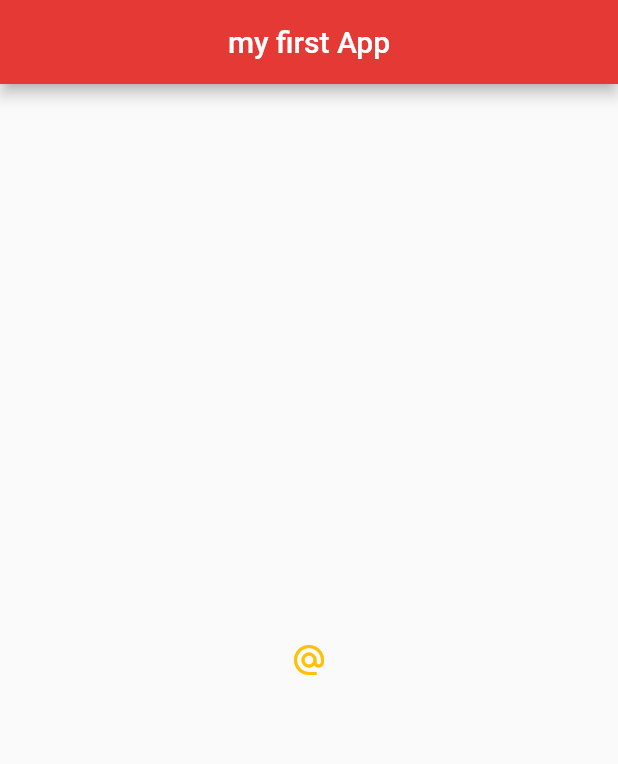
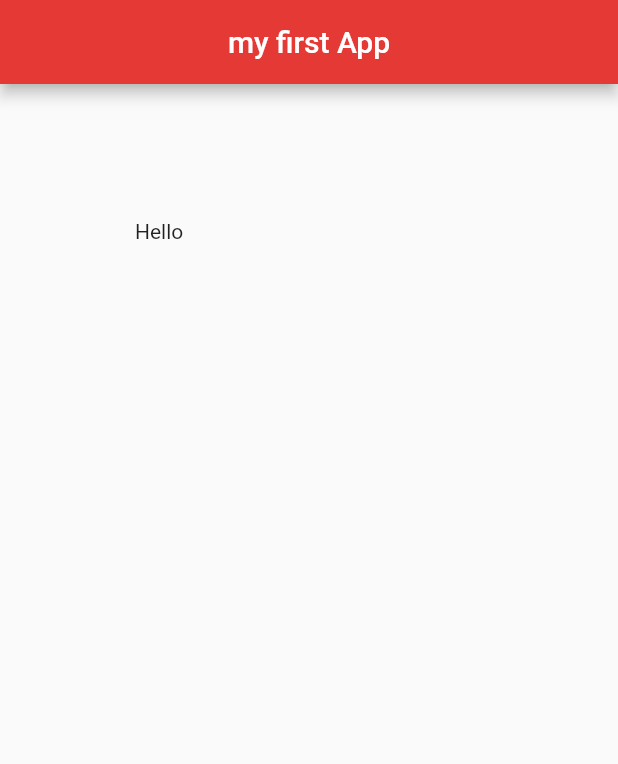
Before and after one commit to aldinurhanudin/BelajarFlutterDasar, a Flutter app: the screen it shows after launch, on a phone screen of 412 x 824 dp. Shown: the top 764 px of the screen. Run offline on Flutter 3.47's test engine with Material 2 defaults, Android fonts, the phone set to English and light mode, and no system bars.

Commit message:
10Container/padding

```diff
--- a/belajarflutterdasar/lib/main.dart
+++ b/belajarflutterdasar/lib/main.dart
@@ -16,44 +16,21 @@ class Home extends StatelessWidget {
         backgroundColor: Colors.red[600],
         // akhir
       ),
-      body: Center(
-        // icon
-        // child: Icon(
-        //   Icons.airport_shuttle,
-        //   color: Colors.lightBlue,
-        //   size: 50.0,
-        // ),
-        // akhir icon
+      // awal Container
+      // body: Container(
+      //   padding: EdgeInsets.fromLTRB(10.0, 20.0, 30.0, 40.0),
+      //   margin: EdgeInsets.all(30.0),
+      //   color: Colors.grey[400],
+      //   child: Text('hello'),
+      // ),
+      // akkhit Container
 
-        // button flat button
-        // child: FlatButton(
-        //   onPressed: () {
-        //     print('you clicked me');
-        //   },
-        //   child: Text('click me'),
-        //   color: Colors.lightBlue,
-        // ),
-        // akhir flatbutton
-
-        //  Button raisedbutton
-        // child: RaisedButton.icon(
-        //   onPressed: () {},
-        //   icon: Icon(Icons.mail),
-        //   label: Text('mail me'),
-        //   color: Colors.amber,
-        // ),
-         // akhir button raisedbutton
-
-        //  button iconButton
-        child: IconButton(
-          onPressed: () {
-            print('you clicked me');
-          },
-          icon: Icon(Icons.alternate_email),
-          color: Colors.amber,
-        ),
-        // akhir iconButton
+      //  Awal padding
+      body: Padding(
+        padding: EdgeInsets.all(90.0),
+        child: Text('Hello'),
       ),
+      //  akhir padding
       floatingActionButton: FloatingActionButton(
         onPressed: () {},
         child: Text('click me'),
```
